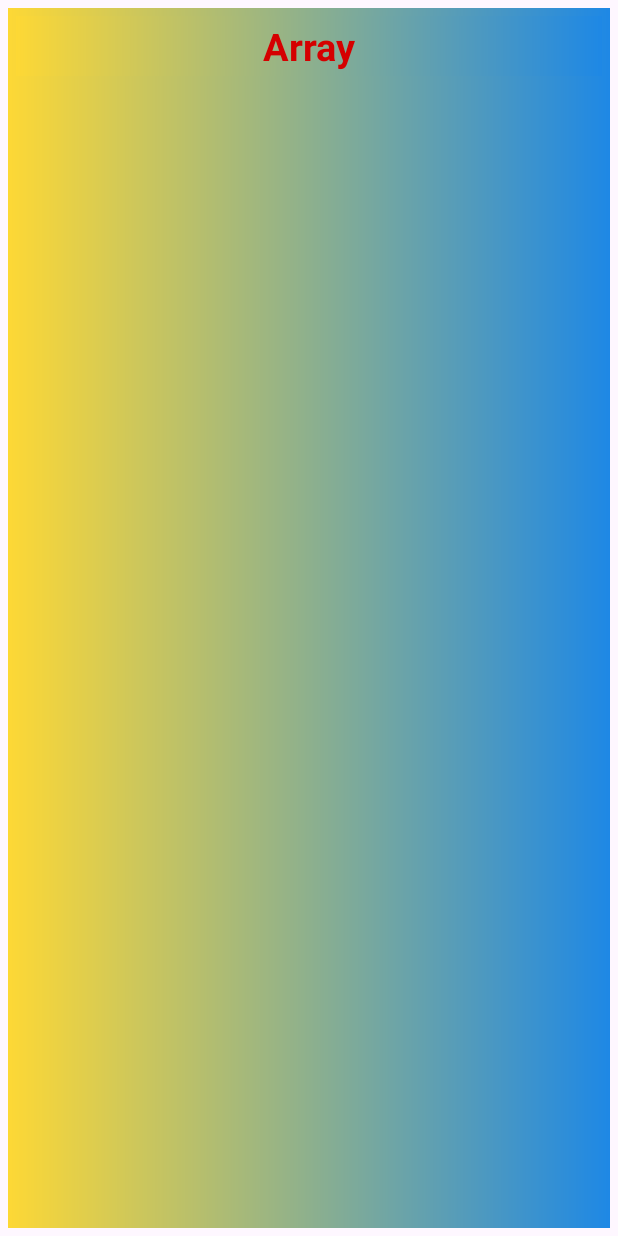
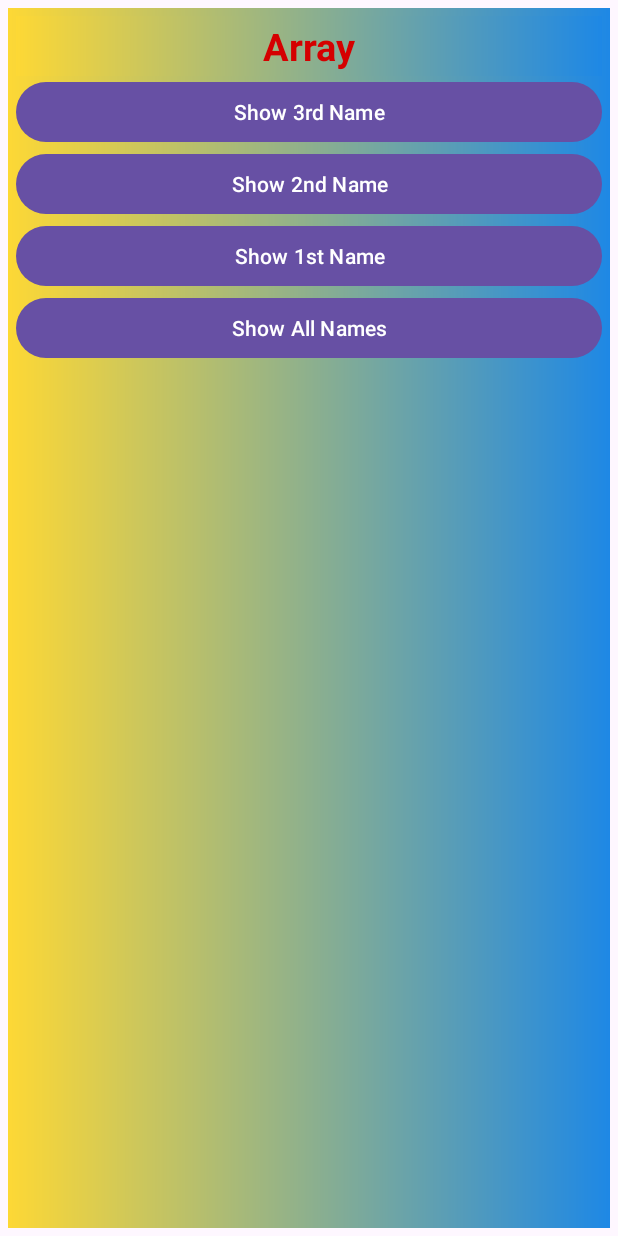
Before and after one commit to anirbanprince/All_Practice, an Android app: the layout activity_array.xml on its own in the app's theme, with its tools: preview values and no code run, on a phone screen of 412 x 824 dp. Run offline under Robolectric (Android 15) with nearby library versions, the phone set to English and light mode, and no system bars.

Commit message:
Merge remote-tracking branch 'origin/master'
# Conflicts:
#	app/src/main/res/layout/activity_array.xml

```diff
--- a/app/src/main/res/layout/activity_array.xml
+++ b/app/src/main/res/layout/activity_array.xml
@@ -27,7 +27,41 @@
 
 
 
+<Button
+    android:id="@+id/btn1"
+    android:layout_width="match_parent"
+    android:layout_height="wrap_content"
+    android:text="Show 3rd Name"
+    />
 
+    <Button
+        android:id="@+id/btn2"
+        android:layout_width="match_parent"
+        android:layout_height="wrap_content"
+        android:text="Show 2nd Name"
+        />
+
+
+    <Button
+        android:id="@+id/btn3"
+        android:layout_width="match_parent"
+        android:layout_height="wrap_content"
+        android:text="Show 1st Name"
+        />
+
+
+    <Button
+        android:id="@+id/btn4"
+        android:layout_width="match_parent"
+        android:layout_height="wrap_content"
+        android:text="Show All Names"
+        />
+
+    <TextView
+        android:id="@+id/tvd"
+        android:layout_width="match_parent"
+        android:layout_height="wrap_content"
+        />
 
 
 
```
